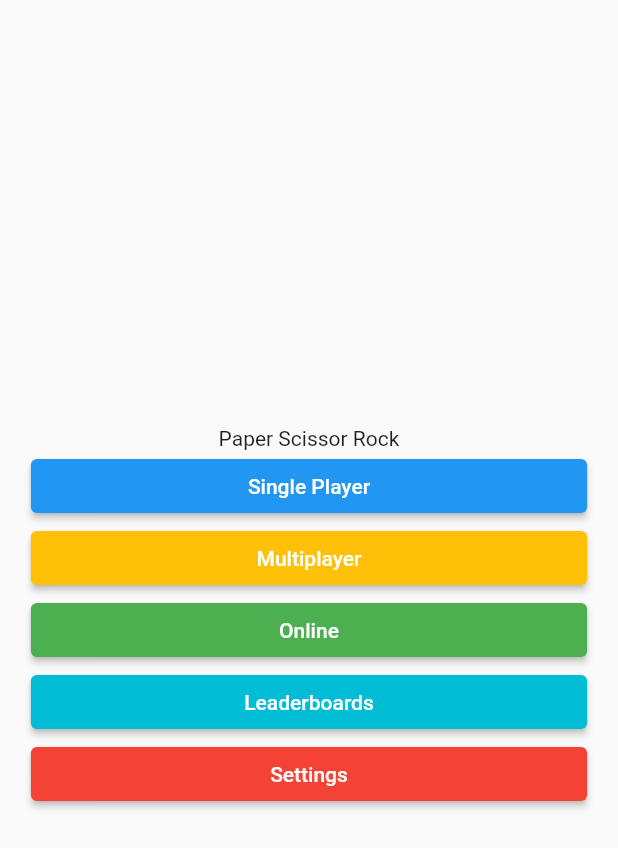
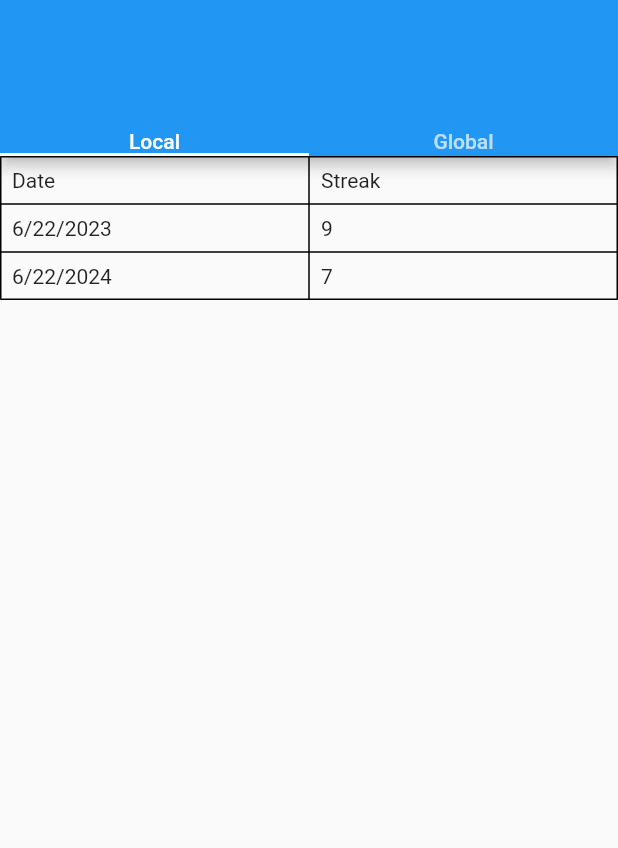
Before and after one commit to aryanPokharel/Scissor-Paper-Rock, a Flutter app: the screen it shows after launch, after a tap on "Leaderboards", on a phone screen of 412 x 824 dp. Shown: the top 848 px of the screen. Run offline on Flutter 3.47's test engine with Material 2 defaults, Android fonts, the phone set to English and light mode, and no system bars; our stand-ins replace audioplayers.

Commit message:
tables added for leaderboards local

```diff
--- a/lib/screens/Home.dart
+++ b/lib/screens/Home.dart
@@ -1,4 +1,5 @@
 import 'package:flutter/material.dart';
+import 'package:scissor_paper_rock/screens/Leaderboards.dart';
 import 'package:scissor_paper_rock/screens/SinglePlayer.dart';
 
 class Home extends StatefulWidget {
@@ -62,7 +63,13 @@ class _HomeState extends State<Home> {
                   widthFactor: 0.9,
                   child: SizedBox(
                     child: ElevatedButton(
-                      onPressed: (() => {print("Multiplayer")}),
+                      onPressed: (() => {
+                            Navigator.push(
+                              context,
+                              MaterialPageRoute(
+                                  builder: (context) => const LeaderBoards()),
+                            )
+                          }),
                       style: ElevatedButton.styleFrom(
                           backgroundColor: Colors.cyan),
                       child: const Text("Leaderboards"),
--- /dev/null
+++ b/lib/screens/Leaderboards.dart
@@ -0,0 +1,85 @@
+import 'package:flutter/material.dart';
+
+class LeaderBoards extends StatefulWidget {
+  const LeaderBoards({super.key});
+
+  @override
+  State<LeaderBoards> createState() => _LeaderBoardsState();
+}
+
+class _LeaderBoardsState extends State<LeaderBoards> {
+  @override
+  Widget build(BuildContext context) {
+    return MaterialApp(
+      debugShowCheckedModeBanner: false,
+      home: DefaultTabController(
+        length: 2,
+        child: Scaffold(
+          appBar: AppBar(
+            bottom: const TabBar(tabs: [Text("Local"), Text("Global")]),
+          ),
+          body: TabBarView(
+            children: [
+              Table(
+                border: TableBorder.all(),
+                defaultVerticalAlignment: TableCellVerticalAlignment.middle,
+                children: [
+                  TableRow(
+                    children: [
+                      TableCell(
+                        child: Container(
+                          padding: const EdgeInsets.all(8.0),
+                          child: const Text('Date'),
+                        ),
+                      ),
+                      TableCell(
+                        child: Container(
+                          padding: const EdgeInsets.all(8.0),
+                          child: const Text('Streak'),
+                        ),
+                      ),
+                    ],
+                  ),
+                  TableRow(
+                    children: [
+                      TableCell(
+                        child: Container(
+                          padding: const EdgeInsets.all(8.0),
+                          child: const Text('6/22/2023'),
+                        ),
+                      ),
+                      TableCell(
+                        child: Container(
+                          padding: const EdgeInsets.all(8.0),
+                          child: const Text('9'),
+                        ),
+                      ),
+                    ],
+                  ),
+                  TableRow(
+                    children: [
+                      TableCell(
+                        child: Container(
+                          padding: const EdgeInsets.all(8.0),
+                          child: const Text('6/22/2024'),
+                        ),
+                      ),
+                      TableCell(
+                        child: Container(
+                          padding: const EdgeInsets.all(8.0),
+                          child: const Text('7'),
+                        ),
+                      ),
+                    ],
+                  ),
+                  // Add more TableRow widgets as needed
+                ],
+              ),
+              const Text("These are global scores")
+            ],
+          ),
+        ),
+      ),
+    );
+  }
+}
```
